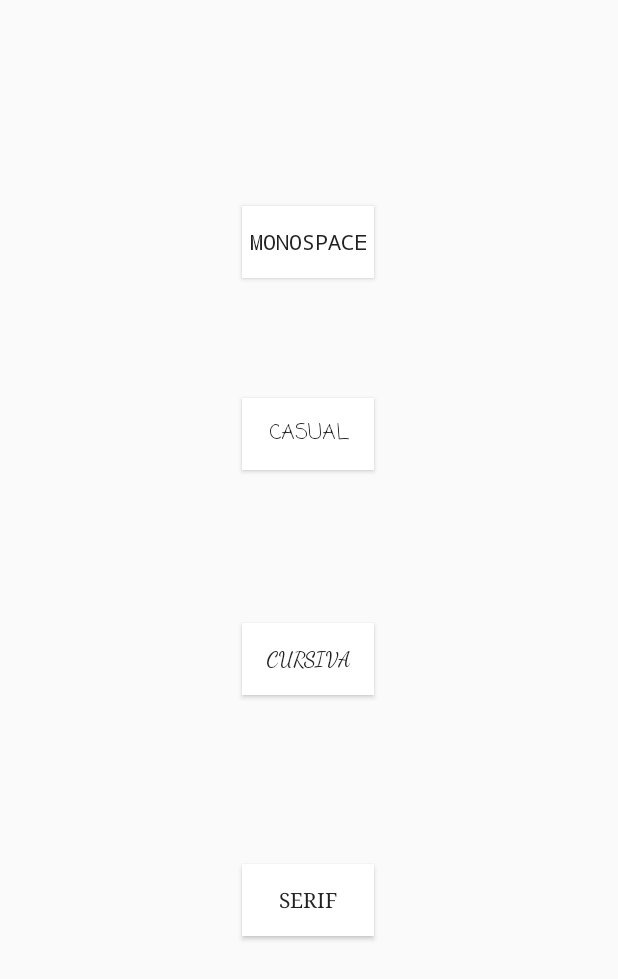
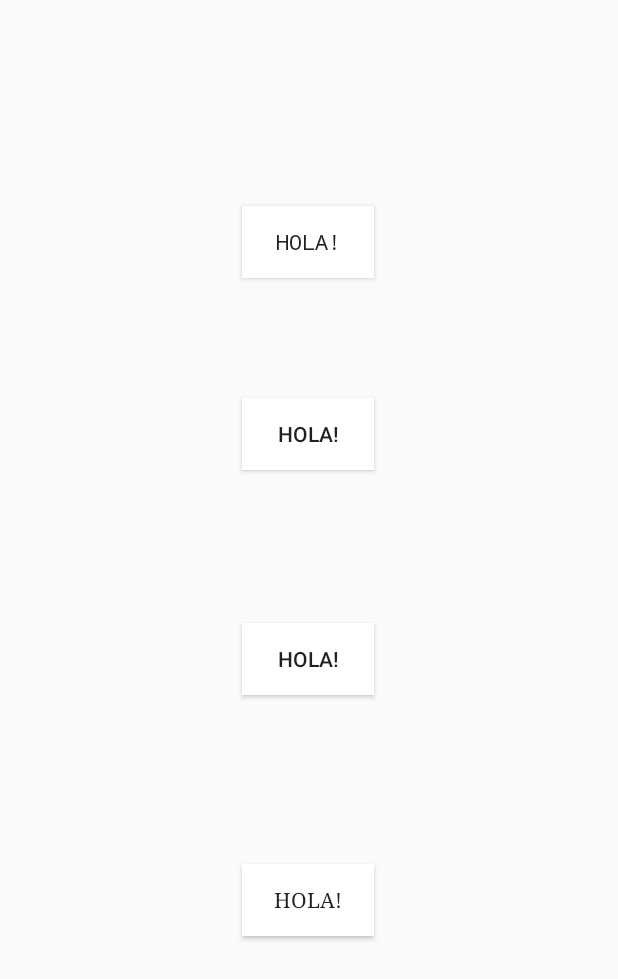
Before and after one commit to daniel-colmenares/TFG, an Android app: the layout listafuentes_calendario.xml on its own in the app's theme, with its tools: preview values and no code run, on a phone screen of 412 x 824 dp. Shown: the top 979 px of the screen. Run offline under Robolectric (Android 15) with nearby library versions, the phone set to English and light mode, and no system bars.

```diff
--- a/app/build.gradle
+++ b/app/build.gradle
@@ -21,7 +21,7 @@ android {
 
     sourceSets {
         main {
-            assets.srcDirs += ['src/main/font']
+            assets.srcDirs += ['src/main/assets']
         }
     }
 
--- a/app/src/main/res/layout/listafuentes_calendario.xml
+++ b/app/src/main/res/layout/listafuentes_calendario.xml
@@ -10,7 +10,7 @@
         android:layout_height="wrap_content"
         android:background="@color/white"
         android:fontFamily="monospace"
-        android:text="MONOSPACE"
+        android:text="HOLA!"
         app:layout_constraintBottom_toBottomOf="parent"
         app:layout_constraintEnd_toEndOf="parent"
         app:layout_constraintHorizontal_bias="0.498"
@@ -24,7 +24,7 @@
         android:layout_height="wrap_content"
         android:background="@color/white"
         android:fontFamily="serif"
-        android:text="SERIF"
+        android:text="HOLA!"
         app:layout_constraintBottom_toBottomOf="parent"
         app:layout_constraintEnd_toEndOf="parent"
         app:layout_constraintHorizontal_bias="0.498"
@@ -33,12 +33,11 @@
         app:layout_constraintVertical_bias="0.661" />
 
     <Button
-        android:id="@+id/cursive"
+        android:id="@+id/times"
         android:layout_width="wrap_content"
         android:layout_height="wrap_content"
         android:background="@color/white"
-        android:fontFamily="cursive"
-        android:text="CURSIVA"
+        android:text="Hola!"
         app:layout_constraintBottom_toTopOf="@+id/serif"
         app:layout_constraintEnd_toEndOf="parent"
         app:layout_constraintHorizontal_bias="0.498"
@@ -47,13 +46,12 @@
         app:layout_constraintVertical_bias="0.671" />
 
     <Button
-        android:id="@+id/casual"
+        android:id="@+id/cursivestandard"
         android:layout_width="wrap_content"
         android:layout_height="wrap_content"
         android:background="@color/white"
-        android:fontFamily="casual"
-        android:text="CASUAL"
-        app:layout_constraintBottom_toTopOf="@+id/cursive"
+        android:text="HOLA!"
+        app:layout_constraintBottom_toTopOf="@+id/times"
         app:layout_constraintEnd_toEndOf="parent"
         app:layout_constraintHorizontal_bias="0.498"
         app:layout_constraintStart_toStartOf="parent"
```
Also changed, not shown: app/src/main/java/com/example/tfg/MyGridAdapter.java (+5 -4 lines), app/src/main/java/com/example/tfg/PersonalizarCalendario.java (+11 -6 lines), app/src/main/java/com/example/tfg/SelectCalendarActivity.java (+11 -6 lines), app/src/main/assets/fonts/casual.ttf (deleted), app/src/main/assets/fonts/cursive.ttf, app/src/main/assets/fonts/cursivestandard.ttf (added), app/src/main/assets/fonts/times.ttf (added).
